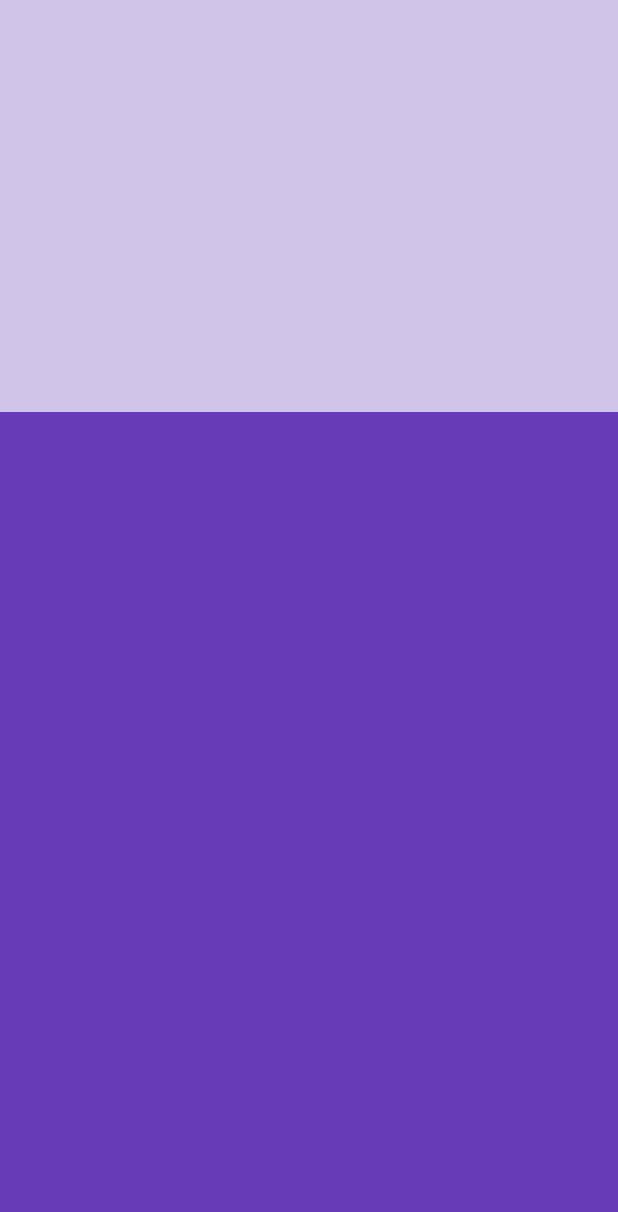
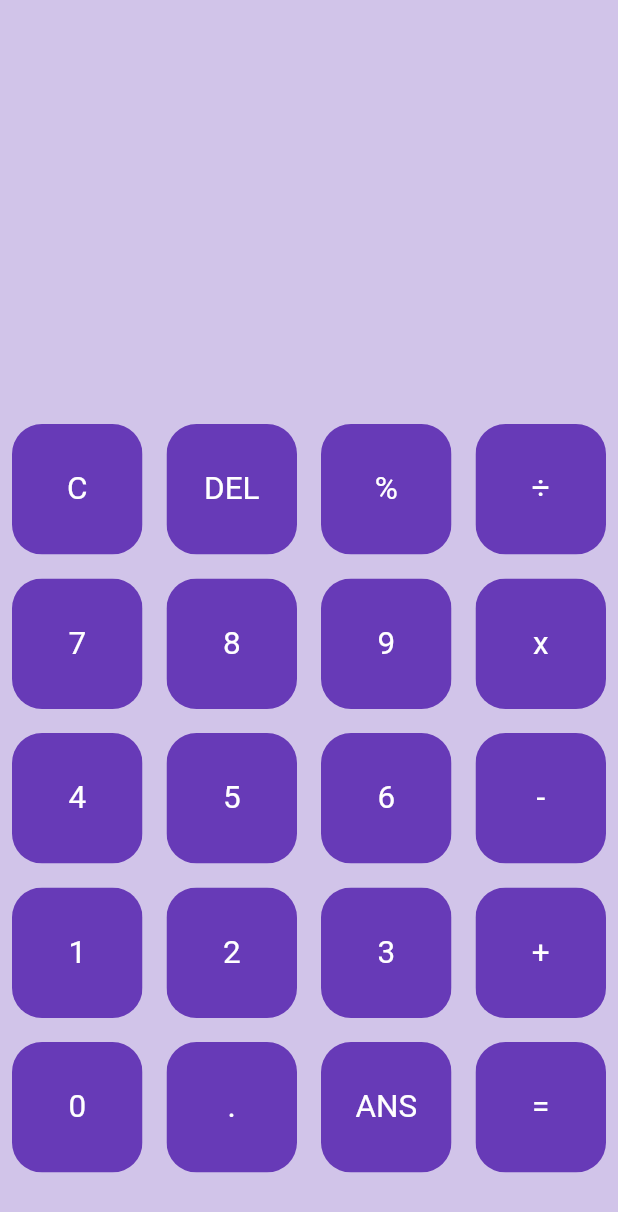
Before and after one commit to mishamarkov15/CalculatorFlutter, a Flutter app: the screen it shows after launch, on a phone screen of 412 x 824 dp. Shown: the top 1212 px of the screen. Run offline on Flutter 3.47's test engine with Material 2 defaults, Android fonts, the phone set to English and light mode, and no system bars.

Commit message:
Изменен цвет кнопок и фона

```diff
--- a/lib/Buttons.dart
+++ b/lib/Buttons.dart
@@ -5,7 +5,8 @@ class Button extends StatelessWidget {
   final textColor;
   final String buttonText;
 
-  Button(this.color, this.textColor, this.buttonText);
+  Button(
+      {required this.color, required this.textColor, required this.buttonText});
 
   @override
   Widget build(BuildContext context) {
@@ -19,6 +20,7 @@ class Button extends StatelessWidget {
               child: Text(
             buttonText,
             style: TextStyle(color: this.textColor),
+            textScaleFactor: 1.5,
           )),
         ),
       ),
--- a/lib/main.dart
+++ b/lib/main.dart
@@ -1,3 +1,4 @@
+import 'package:calculator/Buttons.dart';
 import 'package:flutter/material.dart';
 
 void main() => runApp(MyApp());
@@ -18,20 +19,52 @@ class HomePage extends StatefulWidget {
 }
 
 class _HomePageState extends State<HomePage> {
+  final List<String> buttons = [
+    'C',
+    'DEL',
+    '%',
+    '÷',
+    '7',
+    '8',
+    '9',
+    'x',
+    '4',
+    '5',
+    '6',
+    '-',
+    '1',
+    '2',
+    '3',
+    '+',
+    '0',
+    '.',
+    'ANS',
+    '=',
+  ];
+
   @override
   Widget build(BuildContext context) {
     return Scaffold(
-        backgroundColor: Colors.deepPurple,
+        backgroundColor: Colors.deepPurple[100],
         body: Column(
           children: <Widget>[
             Expanded(
-              child: Container(
-                color: Colors.deepPurple[100],
-              ),
+              child: Container(),
             ),
             Expanded(
               flex: 2,
-              child: Container(),
+              child: Container(
+                  child: GridView.builder(
+                      itemCount: buttons.length,
+                      gridDelegate: SliverGridDelegateWithFixedCrossAxisCount(
+                          crossAxisCount: 4),
+                      itemBuilder: (BuildContext context, int index) {
+                        return Button(
+                          buttonText: buttons[index],
+                          color: Colors.deepPurple,
+                          textColor: Colors.white,
+                        );
+                      })),
             ),
           ],
         ));
```
